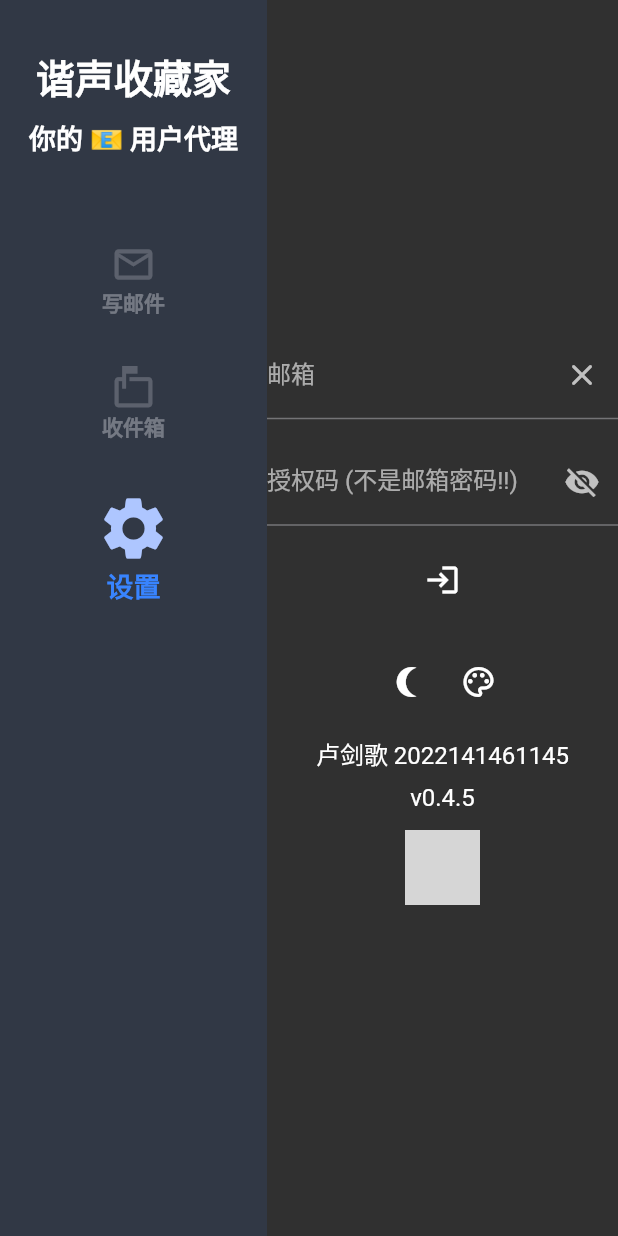
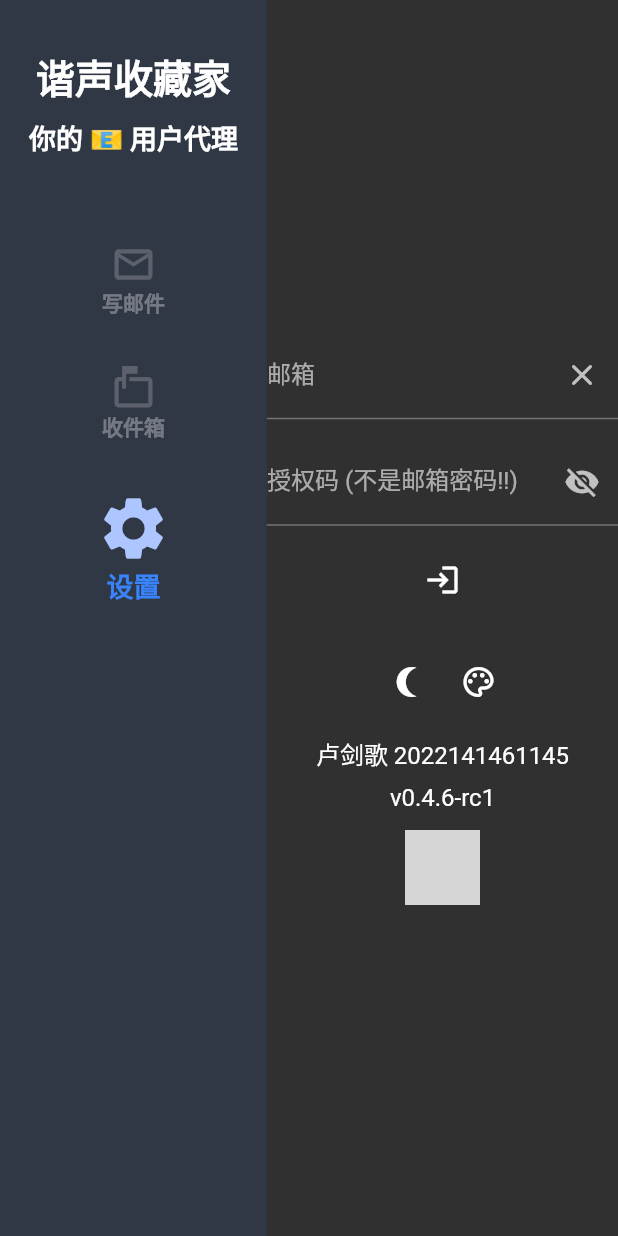
Before and after one commit to Somnia1337/EUA_UI, a Flutter app: the screen it shows after launch, after a tap on the "wb sunny" icon, on a phone screen of 412 x 824 dp. Run offline on Flutter 3.47's test engine with Material 3 defaults, Android fonts, the light colour scheme and no system bars; our stand-ins replace file_picker, flutter_colorpicker; Roboto replaces fonts that are missing (Consolas, DingTalk); grey boxes are pictures that could not be loaded.

Commit message:
v0.4.6-rc1

```diff
--- a/lib/settings.dart
+++ b/lib/settings.dart
@@ -300,7 +300,7 @@ class _SettingsPageState extends State<SettingsPage> {
         Padding(
           padding: EdgeInsets.zero,
           child: Text(
-            'v0.4.5',
+            'v0.4.6-rc1',
             style: TextStyle(
               fontSize: 16,
               fontFamily: 'Consolas',
--- a/pubspec.yaml
+++ b/pubspec.yaml
@@ -3,7 +3,7 @@ description: "An email user agent implemented in Flutter & Rust."
 
 publish_to: 'none'
 
-version: 0.4.5
+version: 0.4.6-rc1
 
 environment:
   sdk: '>=3.3.4 <4.0.0'
```
Also changed, not shown: 2 other files.
